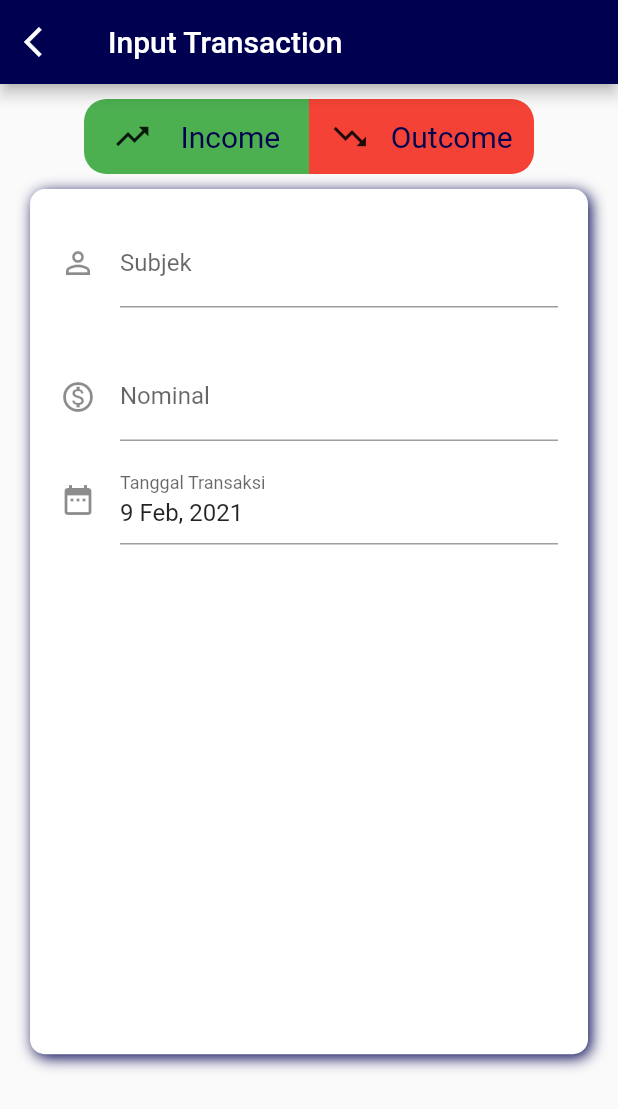
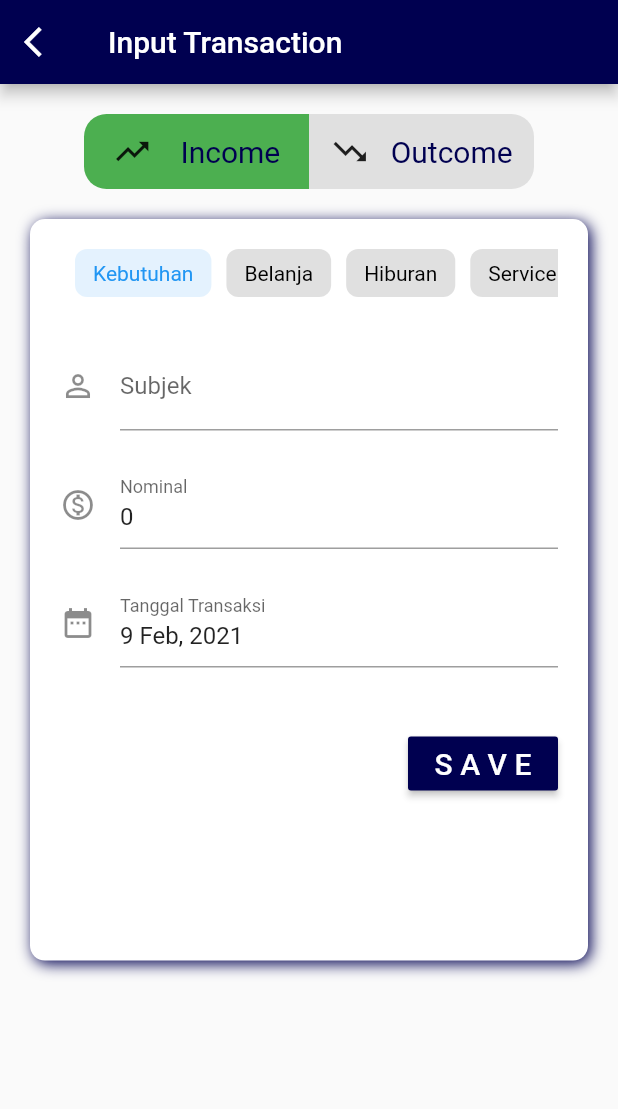
Before and after one commit to HairulAnamS/mynotes, a Flutter app: the HistoryPage widget shown alone on an empty page, opened directly, after a tap on an icon or button, on a phone screen of 412 x 824 dp. Shown: the top 1109 px of the screen. Run offline on Flutter 3.47's test engine with Material 2 defaults, Android fonts, the light colour scheme and no system bars; drawn by our look-alikes of chips_choice, date_time_picker; our stand-ins replace cloud_firestore, date_format, firebase_auth, firebase_database, firebase_storage, flutter_colorpicker and 9 more; missing offline and left inert: circular_bottom_navigation, custom_switch; accounts and stored records are empty; Roboto replaces fonts that are missing (Play).

Commit message:
finance 2

```diff
--- a/lib/constant.dart
+++ b/lib/constant.dart
@@ -6,7 +6,7 @@ const int modeNew = 1;
 const int modeEdit = 2;
 const int modeDelete = 3;
 const Color warna = const Color.fromARGB(255, 0, 0, 80);
-final formatter = new NumberFormat.simpleCurrency(locale: 'id_ID');
+final formatter = new NumberFormat.currency(locale: 'id', decimalDigits: 0, symbol: 'Rp.');
 
 
 String getBulan(DateTime aDate){
--- a/lib/finance.dart
+++ b/lib/finance.dart
@@ -4,6 +4,7 @@ import 'package:cloud_firestore/cloud_firestore.dart';
 class Finance {
   int idFinance;
   String subjek;
+  String kategori;
   DateTime tglTrans;
   String bulanTrans;
   int nominal;
@@ -13,6 +14,7 @@ class Finance {
   Finance(
       {this.idFinance,
       this.subjek,
+      this.kategori,
       this.tglTrans,
       this.bulanTrans,
       this.nominal,
@@ -23,6 +25,7 @@ class Finance {
     return Finance(
         idFinance: map["idFinance"],
         subjek: map["subjek"],
+        kategori: map["kategori"],
         tglTrans: DateTime.fromMillisecondsSinceEpoch(
             map["tglTrans"].millisecondsSinceEpoch),
         bulanTrans: map["bulanTrans"],
@@ -36,6 +39,7 @@ class Finance {
     return {
       "idFinance": idFinance,
       "subjek": subjek,
+      "kategori": kategori,
       "tglTrans": tglTrans,
       "bulanTrans": bulanTrans,
       "nominal": nominal,
@@ -53,6 +57,7 @@ class Finance {
     return Finance(
         idFinance: 0,
         subjek: "",
+        kategori: "",
         tglTrans: DateTime.now(),
         bulanTrans: "",
         nominal: 0,
@@ -80,6 +85,7 @@ class FinanceDB {
     await dataCollection.document(finance.idFinance.toString()).setData({
       'idFinance': finance.idFinance,
       'subjek': finance.subjek,
+      'kategori': finance.kategori,
       'tglTrans': finance.tglTrans,
       'bulanTrans': finance.bulanTrans,
       'nominal': finance.nominal,
@@ -91,6 +97,7 @@ class FinanceDB {
   Future<void> update(Finance finance) async {
     await dataCollection.document(finance.idFinance.toString()).setData({
       'subjek': finance.subjek,
+      'kategori': finance.kategori,
       'tglTrans': finance.tglTrans,
       'bulanTrans': finance.bulanTrans,
       'nominal': finance.nominal,
--- a/lib/financeInput_page.dart
+++ b/lib/financeInput_page.dart
@@ -3,6 +3,7 @@ import 'package:project1/constant.dart';
 import 'package:google_fonts/google_fonts.dart';
 import 'package:project1/finance.dart';
 import 'package:date_time_picker/date_time_picker.dart';
+import 'package:chips_choice/chips_choice.dart';
 
 class FinanceInputPage extends StatefulWidget {
   final Finance aFinance;
@@ -21,12 +22,30 @@ class _FinanceInputPageState extends State<FinanceInputPage> {
   FinanceDB financeDB;
   DateTime fTglTrans;
   int fMode;
+  bool fIsDebet;
+  int fKategori;
+  List<String> options = [
+    'Kebutuhan',
+    'Belanja',
+    'Hiburan',
+    'Service',
+    'Belajar',
+    'Jalan-jalan',
+  ];
 
   @override
   void initState() {
     fTglTrans = DateTime.now();
     fMode = widget.aMode;
+    fKategori = 0;
+    fIsDebet = true;
 
+    finance = widget.aFinance;
+    financeDB = new FinanceDB();
+    show(finance);
+
+    getFinanceID();
+    print('idFinance init: $fIdFinance');
     super.initState();
   }
 
@@ -39,6 +58,45 @@ class _FinanceInputPageState extends State<FinanceInputPage> {
 
   void getFinanceID() async {
     fIdFinance = await financeDB.getMaxID();
+  }
+
+  void show(Finance finance) {
+    controlSubjek.text = finance.subjek;
+    controlNominal.text = finance.nominal.toString();
+    fKategori = 0; // testing bro
+    fIsDebet = (finance.isDebet) ? true : false;
+    fTglTrans = finance.tglTrans;
+  }
+
+  void loadData() {
+    if (fMode == modeNew) {
+      finance.idFinance = fIdFinance;
+      finance.tglCreate = DateTime.now();
+    }
+    finance.nominal = int.parse(controlNominal.text);
+    finance.subjek = controlSubjek.text;
+    finance.kategori = ''; // Testing bro
+    finance.tglTrans = fTglTrans;
+    finance.bulanTrans = getBulan(finance.tglTrans);
+  }
+
+  Future<void> doSave(BuildContext context) async {
+    try {
+      //if (_checkValidate()) {
+      loadData();
+      if (fMode == modeNew) {
+        financeDB.insert(finance);
+      } else {
+        financeDB.update(finance);
+      }
+      // } else {
+      //   errMsg = "Nama harus diisi";
+      //   print(errMsg);
+      //   // showAlert(context, errMsg);
+      // }
+    } catch (e) {
+      print(e);
+    }
   }
 
   @override
@@ -59,11 +117,17 @@ class _FinanceInputPageState extends State<FinanceInputPage> {
           child: ListView(
             children: [
               Padding(
-                padding: const EdgeInsets.fromLTRB(20, 10, 20, 5),
+                padding: const EdgeInsets.fromLTRB(20, 20, 20, 5),
                 child: Row(
                   mainAxisAlignment: MainAxisAlignment.center,
                   children: [
-                    Container(
+                    GestureDetector(
+                      onTap: () {
+                        setState(() {
+                          fIsDebet = true;
+                        });
+                      },
+                      child: Container(
                         height: 50,
                         width: 150,
                         decoration: BoxDecoration(
@@ -71,7 +135,7 @@ class _FinanceInputPageState extends State<FinanceInputPage> {
                             topLeft: Radius.circular(15),
                             bottomLeft: Radius.circular(15),
                           ),
-                        color: Colors.green,
+                          color: (fIsDebet) ? Colors.green : Colors.grey[300],
                         ),
                         child: Row(
                           mainAxisAlignment: MainAxisAlignment.spaceEvenly,
@@ -89,7 +153,14 @@ class _FinanceInputPageState extends State<FinanceInputPage> {
                           ],
                         ),
                       ),
-                    Container(
+                    ),
+                    GestureDetector(
+                      onTap: () {
+                        setState(() {
+                          fIsDebet = false;
+                        });
+                      },
+                      child: Container(
                         height: 50,
                         width: 150,
                         decoration: BoxDecoration(
@@ -97,7 +168,7 @@ class _FinanceInputPageState extends State<FinanceInputPage> {
                             topRight: Radius.circular(15),
                             bottomRight: Radius.circular(15),
                           ),
-                        color: Colors.red,
+                          color: (fIsDebet) ? Colors.grey[300] : Colors.red,
                         ),
                         child: Row(
                           mainAxisAlignment: MainAxisAlignment.spaceEvenly,
@@ -114,14 +185,15 @@ class _FinanceInputPageState extends State<FinanceInputPage> {
                             ),
                           ],
                         ),
+                      ),
                     )
                   ],
                 ),
               ),
               Container(
-                margin: EdgeInsets.fromLTRB(20, 5, 20, 5),
+                margin: EdgeInsets.fromLTRB(20, 15, 20, 5),
                 width: MediaQuery.of(context).size.width,
-                height: MediaQuery.of(context).size.height * 0.7,
+                height: MediaQuery.of(context).size.height * 0.6,
                 decoration: BoxDecoration(
                     borderRadius: BorderRadius.circular(10.0),
                     color: Colors.white,
@@ -132,14 +204,27 @@ class _FinanceInputPageState extends State<FinanceInputPage> {
                 child: Column(
                   children: [
                     Padding(
-                      padding: const EdgeInsets.fromLTRB(20, 20, 20, 10),
+                      padding: EdgeInsets.fromLTRB(20, 10, 20, 10),
+                      child: ChipsChoice<int>.single(
+                        //wrapped: true,
+                        value: fKategori,
+                        onChanged: (val) => setState(() => fKategori = val),
+                        choiceItems: C2Choice.listFrom<int, String>(
+                          source: options,
+                          value: (i, v) => i,
+                          label: (i, v) => v,
+                        ),
+                      ),
+                    ),
+                    Padding(
+                      padding: const EdgeInsets.fromLTRB(20, 10, 20, 10),
                       child: TextField(
                         onChanged: (value) {
                           if (fIdFinance == null) {
                             getFinanceID();
-                            print('idpeople change: $fIdFinance');
+                            print('idfinance change: $fIdFinance');
                           } else {
-                            print('idpeople change wes: $fIdFinance');
+                            print('idfinance change wes: $fIdFinance');
                           }
                         },
                         controller: controlSubjek,
@@ -151,12 +236,12 @@ class _FinanceInputPageState extends State<FinanceInputPage> {
                       ),
                     ),
                     Padding(
-                      padding: const EdgeInsets.fromLTRB(20, 20, 20, 10),
+                      padding: const EdgeInsets.fromLTRB(20, 10, 20, 10),
                       child: TextField(
                         onChanged: (value) {
                           //
                         },
-                        controller: controlSubjek,
+                        controller: controlNominal,
                         keyboardType: TextInputType.number,
                         decoration: InputDecoration(
                           labelText: "Nominal",
@@ -165,7 +250,7 @@ class _FinanceInputPageState extends State<FinanceInputPage> {
                       ),
                     ),
                     Padding(
-              padding: const EdgeInsets.fromLTRB(20, 0, 20, 0),
+                      padding: const EdgeInsets.fromLTRB(20, 10, 20, 0),
                       child: DateTimePicker(
                         icon: Icon(Icons.date_range),
                         dateMask: 'd MMM, yyyy',
@@ -187,6 +272,27 @@ class _FinanceInputPageState extends State<FinanceInputPage> {
                         onSaved: (val) => print(val),
                       ),
                     ),
+                    Align(
+                      alignment: Alignment.topRight,
+                      child: Padding(
+                          padding: const EdgeInsets.fromLTRB(0, 40, 20, 0),
+                          child: Container(
+                            width: 100,
+                            child: RaisedButton(
+                              onPressed: () {
+                                doSave(context);
+                                Navigator.pop(context);
+                              },
+                              color: warna,
+                              child: Text(
+                                'S A V E',
+                                style: GoogleFonts.play(
+                                    textStyle: TextStyle(
+                                        fontSize: 20, color: Colors.white)),
+                              ),
+                            ),
+                          )),
+                    )
                   ],
                 ),
               )
--- a/lib/history_page.dart
+++ b/lib/history_page.dart
@@ -188,7 +188,8 @@ class _HistoryPageState extends State<HistoryPage> {
         ),
         (isLoading)
             ? Center(child: CircularProgressIndicator())
-            : Expanded(
+            : Container(
+              height: MediaQuery.of(context).size.height * 0.47,
                 child: ListView.builder(
                     itemCount: financeList.length,
                     itemBuilder: (_, index) {
--- a/pubspec.yaml
+++ b/pubspec.yaml
@@ -45,6 +45,7 @@ dependencies:
   weight_slider: ^1.2.0
   rounded_loading_button: ^1.0.18
   circular_bottom_navigation: ^1.0.1
+  chips_choice: ^2.0.1
 
 dev_dependencies:
   flutter_test:
```
Also changed, not shown: pubspec.lock. Lines whose indentation alone changed are shown as unchanged.
